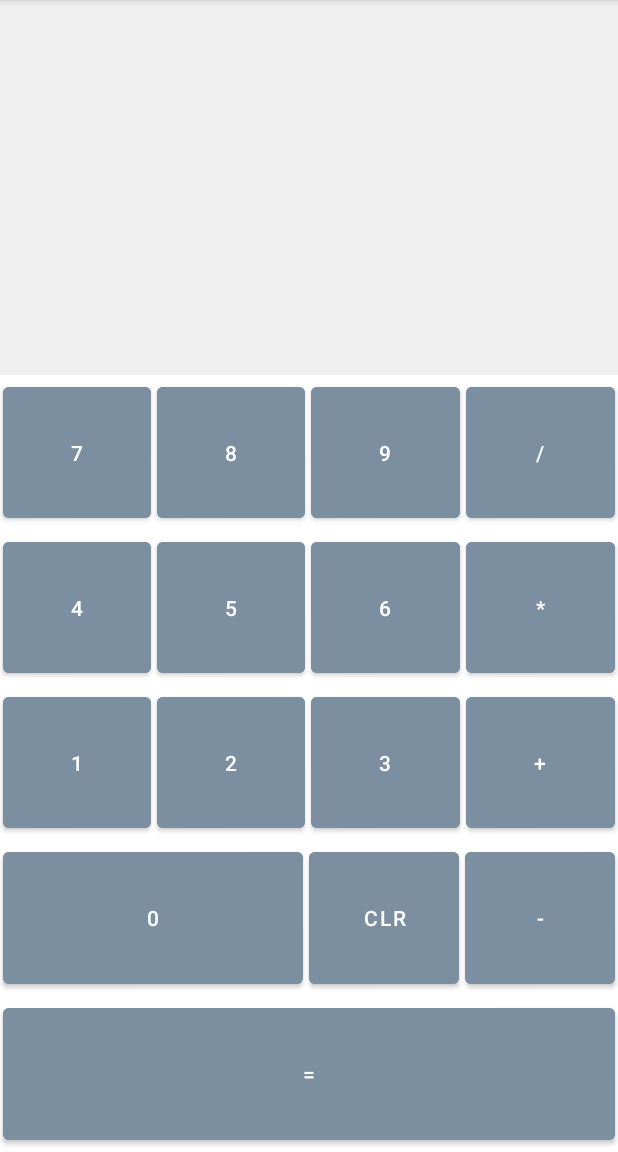
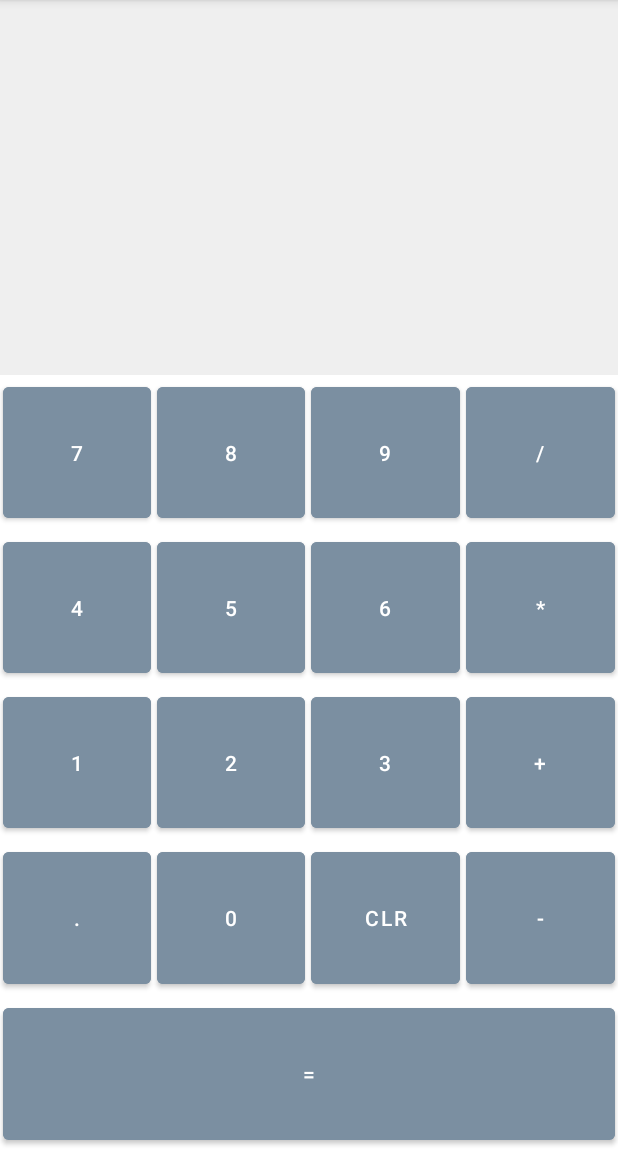
Before and after one commit to briceroduit/Android_Projects_Kotlin, an Android app: the screen it shows after launch (MainActivity), on a phone screen of 412 x 824 dp, the part 84-1236 px from its top. Run offline under Robolectric (Android 15) with nearby library versions, the phone set to English and light mode, and no system bars.

```diff
--- a/Calculator/app/src/main/res/layout/activity_main.xml
+++ b/Calculator/app/src/main/res/layout/activity_main.xml
@@ -158,11 +158,20 @@
         <Button
             android:backgroundTint="@color/darkGrey"
             android:layout_margin="2dp"
+            android:id="@+id/btnDot"
+            android:onClick="onDecimalPoint"
+            android:layout_width="0dp"
+            android:layout_height="match_parent"
+            android:layout_weight="1"
+            android:text="@string/_dot"/>
+        <Button
+            android:backgroundTint="@color/darkGrey"
+            android:layout_margin="2dp"
             android:id="@+id/btnZero"
             android:onClick="onDigit"
             android:layout_width="0dp"
             android:layout_height="match_parent"
-            android:layout_weight="2"
+            android:layout_weight="1"
             android:text="@string/_0"/>
         <Button
             android:backgroundTint="@color/darkGrey"
--- a/Calculator/app/src/main/res/values/strings.xml
+++ b/Calculator/app/src/main/res/values/strings.xml
@@ -16,4 +16,5 @@
     <string name="_Clear">Clr</string>
     <string name="_Minus">-</string>
     <string name="_Result">=</string>
+    <string name="_dot">.</string>
 </resources>
```
Also changed, not shown: Calculator/app/src/main/java/bro/apps/calculator/MainActivity.kt (+16 -0 lines).
